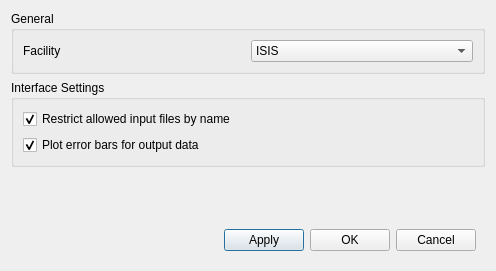
Above: qt/scientific_interfaces/Indirect/IndirectSettings.ui from mantidproject/mantid before the change. Below: the same form after it.
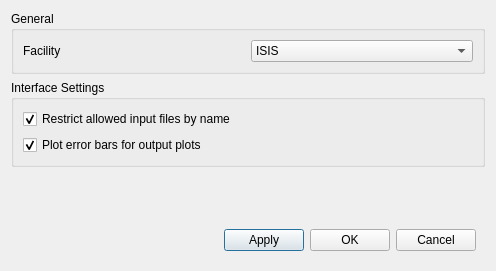
That is the form after the change.

Patch:
```diff
--- a/qt/scientific_interfaces/Indirect/IndirectSettings.ui
+++ b/qt/scientific_interfaces/Indirect/IndirectSettings.ui
@@ -79,7 +79,7 @@
       <item>
        <widget class="QCheckBox" name="ckPlotErrorBars">
         <property name="text">
-         <string>Plot error bars for output data</string>
+         <string>Plot error bars for output plots</string>
         </property>
         <property name="checked">
          <bool>true</bool>
```
